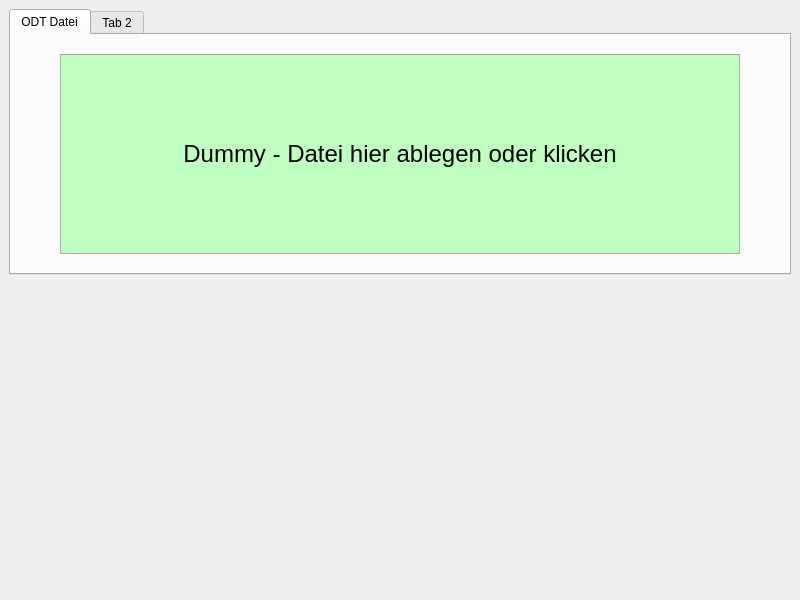
First picture: the form in src/ui_main.ui, repository SManAT/ODT2Html, before the edit.
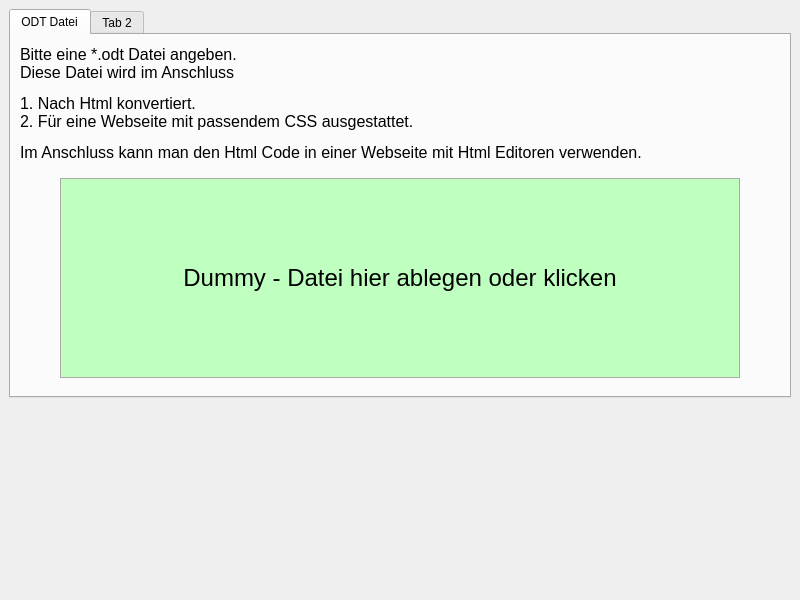
Second picture: the form after the edit.

What changed in the file:
```diff
--- a/src/ui_main.ui
+++ b/src/ui_main.ui
@@ -24,6 +24,18 @@
           <string>ODT Datei</string>
          </attribute>
          <layout class="QVBoxLayout" name="verticalLayout">
+          <item>
+           <widget class="QLabel" name="label">
+            <property name="font">
+             <font>
+              <pointsize>12</pointsize>
+             </font>
+            </property>
+            <property name="text">
+             <string>&lt;html&gt;&lt;head/&gt;&lt;body&gt;&lt;p&gt;&lt;span style=&quot; font-size:12pt;&quot;&gt;Bitte eine *.odt Datei angeben. &lt;br/&gt;Diese Datei wird im Anschluss&lt;/span&gt;&lt;/p&gt;&lt;p&gt;&lt;span style=&quot; font-size:12pt;&quot;&gt;1. Nach Html konvertiert.&lt;br/&gt;2. Für eine Webseite mit passendem CSS ausgestattet.&lt;/span&gt;&lt;/p&gt;&lt;p&gt;&lt;span style=&quot; font-size:12pt;&quot;&gt;Im Anschluss kann man den Html Code in einer Webseite mit Html Editoren verwenden.&lt;/span&gt;&lt;/p&gt;&lt;/body&gt;&lt;/html&gt;</string>
+            </property>
+           </widget>
+          </item>
           <item>
            <widget class="QWidget" name="dropWidget" native="true">
             <layout class="QHBoxLayout" name="dropLayout">
```
